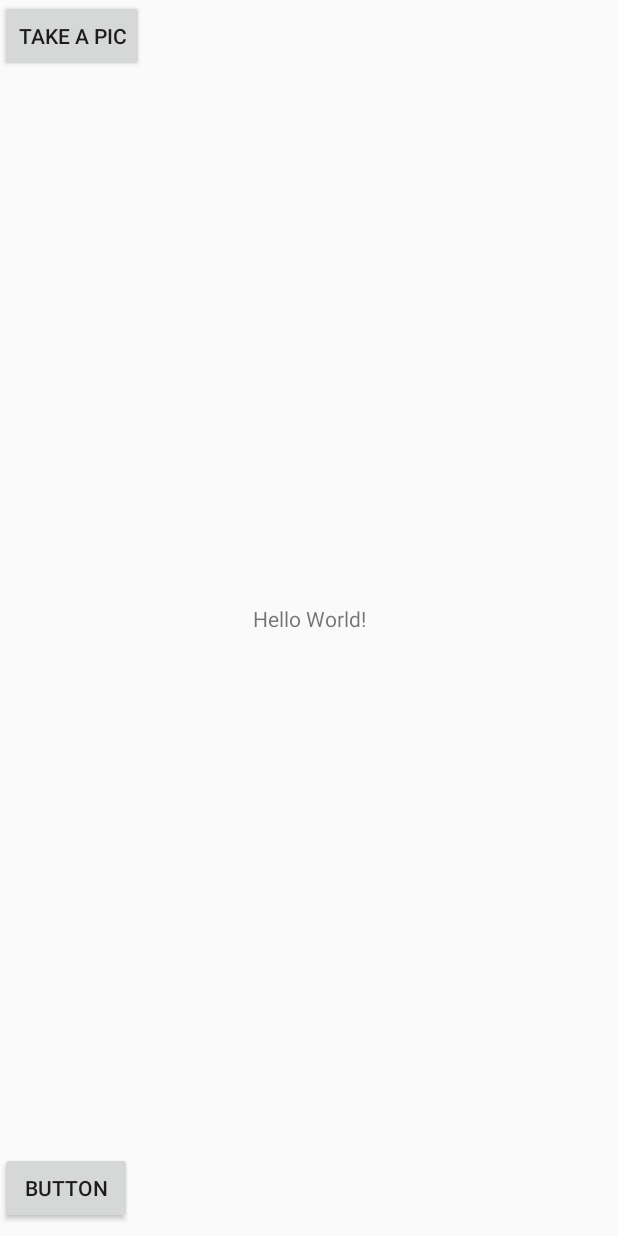
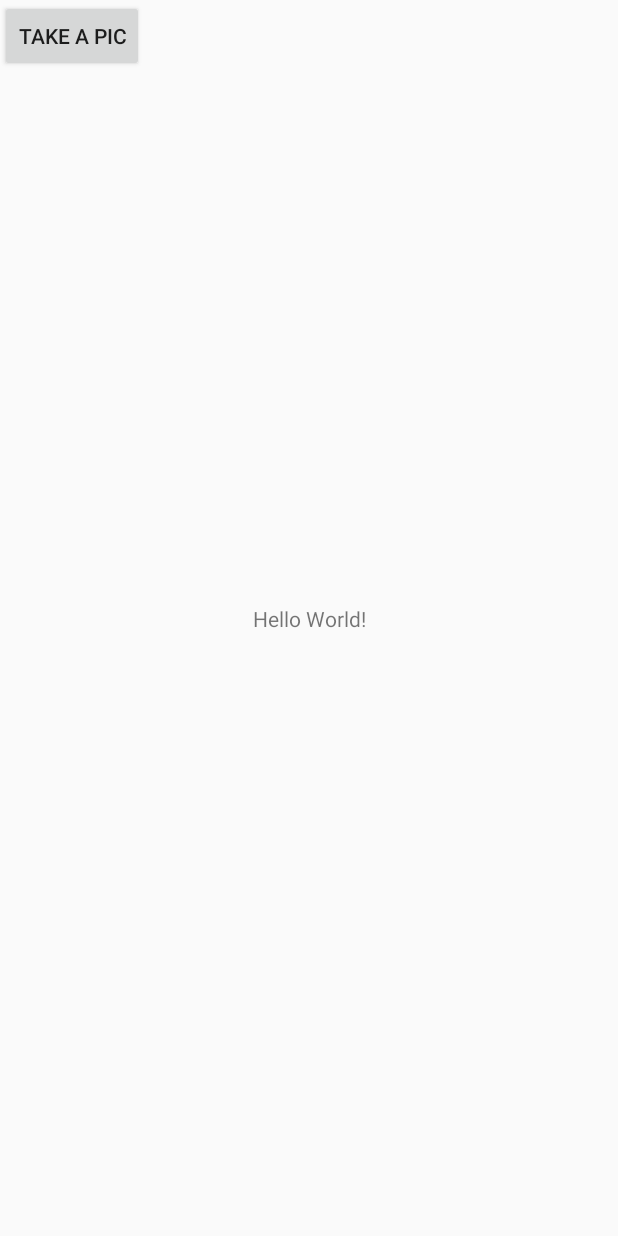
Before and after one commit to randra99/HackerSchedule, an Android app: the screen it shows after launch (MainActivity), on a phone screen of 412 x 824 dp. Run offline under Robolectric (Android 15) with nearby library versions, the phone set to English and light mode, and no system bars.

```diff
--- a/app/src/main/java/com/example/wildcats/CameraAcitivity.java
+++ b/app/src/main/java/com/example/wildcats/CameraAcitivity.java
@@ -16,7 +16,6 @@ public class CameraAcitivity extends AppCompatActivity {
 
     private CameraKitView cameraKitView;
     private Button photoButton;
-    public String storedfile;
 
     @Override
     protected void onCreate(Bundle savedInstanceState) {
@@ -66,8 +65,7 @@ public class CameraAcitivity extends AppCompatActivity {
                         FileOutputStream outputStream = new FileOutputStream(savedPhoto.getPath());
                         outputStream.write(capturedImage);
                         outputStream.close();
-                        storedfile = savedPhoto.getPath();
-                        System.out.println(storedfile);
+                        MainActivity.storedfile = savedPhoto.getPath();
                     } catch (java.io.IOException e) {
                         e.printStackTrace();
                     }
--- a/app/src/main/java/com/example/wildcats/MainActivity.java
+++ b/app/src/main/java/com/example/wildcats/MainActivity.java
@@ -5,15 +5,11 @@ import android.support.v7.app.AppCompatActivity;
 import android.os.Bundle;
 import android.view.View;
 import android.widget.Button;
-import android.widget.TextView;
-import org.json.JSONArray;
-import org.json.JSONObject;
-import org.w3c.dom.Text;
 
 public class MainActivity extends AppCompatActivity {
 
-    Button  openCbt, analyzeBtn;
-    TextView text;
+    Button  openCbt;
+    public static String storedfile;
 
     @Override
     protected void onCreate(Bundle savedInstanceState) {
@@ -21,21 +17,11 @@ public class MainActivity extends AppCompatActivity {
         setContentView(R.layout.activity_main);
 
         openCbt = (Button) findViewById(R.id.camerabt);
-        analyzeBtn = (Button) findViewById(R.id.button2);
-        text = (TextView) findViewById(R.id.label1);
 
         openCbt.setOnClickListener(new View.OnClickListener(){
             public void onClick(View v){
                 startActivity(new Intent(MainActivity.this, CameraAcitivity.class));
             }
         });
-
-        analyzeBtn.setOnClickListener(new View.OnClickListener(){
-            public void onClick(View v){
-                ParseJSON a = new ParseJSON("Path");
-                String s = a.test();
-                text.setText(s);
-            }
-        });
     }
 }
--- a/app/src/main/res/layout/activity_main.xml
+++ b/app/src/main/res/layout/activity_main.xml
@@ -7,7 +7,6 @@
     tools:context=".MainActivity">
 
     <TextView
-        android:id="@+id/label1"
         android:layout_width="wrap_content"
         android:layout_height="wrap_content"
         android:text="Hello World!"
@@ -24,13 +23,4 @@
         tools:layout_editor_absoluteX="16dp"
         tools:layout_editor_absoluteY="502dp" />
 
-    <Button
-        android:id="@+id/button2"
-        android:layout_width="wrap_content"
-        android:layout_height="wrap_content"
-        android:layout_marginBottom="8dp"
-        android:text="Button"
-        app:layout_constraintBottom_toBottomOf="parent"
-        tools:layout_editor_absoluteX="279dp" />
-
 </android.support.constraint.ConstraintLayout>
```
